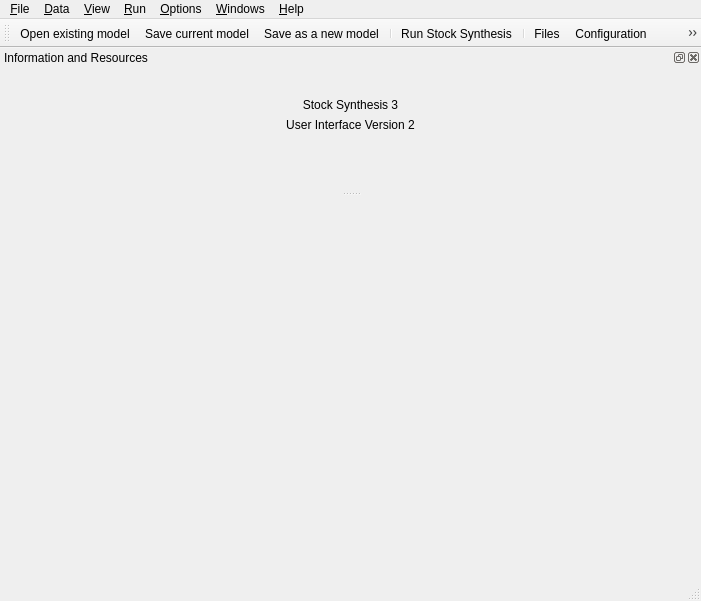
nmfs-ost/ss3-ssi, file src/mainwindow.ui: the form before one commit.
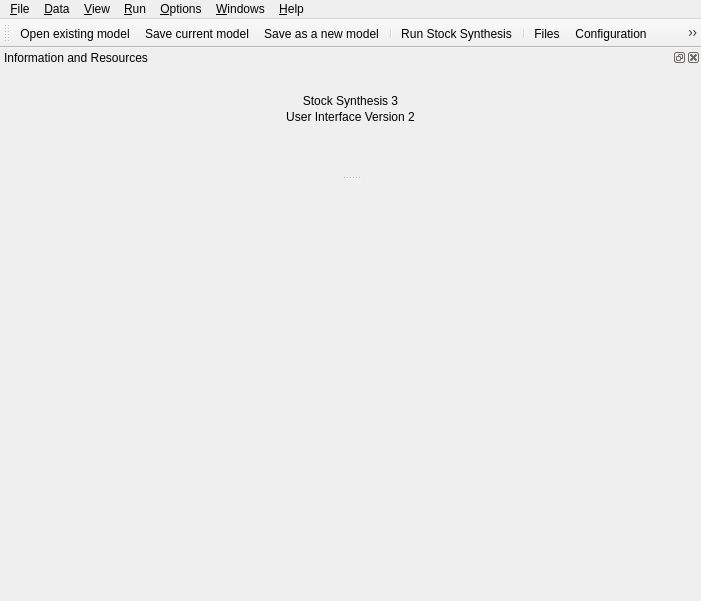
The form after the commit. The open tabs and pages were chosen to show the change. Icons and pictures are not drawn.

Commit message: ToolBar remains hidden or visible between sessions readjusted spacing in major layouts

What changed in the file:
```diff
--- a/src/mainwindow.ui
+++ b/src/mainwindow.ui
@@ -31,6 +31,9 @@
   </property>
   <widget class="QWidget" name="centralWidget">
    <layout class="QVBoxLayout" name="verticalLayout_7">
+    <property name="spacing">
+     <number>2</number>
+    </property>
     <item>
      <widget class="QStackedWidget" name="stackedWidget">
       <property name="enabled">
@@ -69,6 +72,9 @@
       </widget>
       <widget class="QWidget" name="stackedWidget_populations">
        <layout class="QVBoxLayout" name="verticalLayout">
+        <property name="spacing">
+         <number>2</number>
+        </property>
         <item>
          <layout class="QHBoxLayout" name="populations_layout"/>
         </item>
@@ -202,7 +208,6 @@
    <addaction name="action_Populations"/>
    <addaction name="action_Forecast"/>
   </widget>
-  <widget class="QStatusBar" name="statusBar"/>
   <widget class="QDockWidget" name="dockWidget_help">
    <property name="floating">
     <bool>true</bool>
@@ -218,6 +223,9 @@
    </attribute>
    <widget class="QWidget" name="dockWidgetContents">
     <layout class="QVBoxLayout" name="verticalLayout_4">
+     <property name="spacing">
+      <number>2</number>
+     </property>
      <item>
       <widget class="QLabel" name="label_banner">
        <property name="toolTip">
```
Left out of the diff: 20 changed lines with no effect on the pictures. The commit also changes 7 other files.
